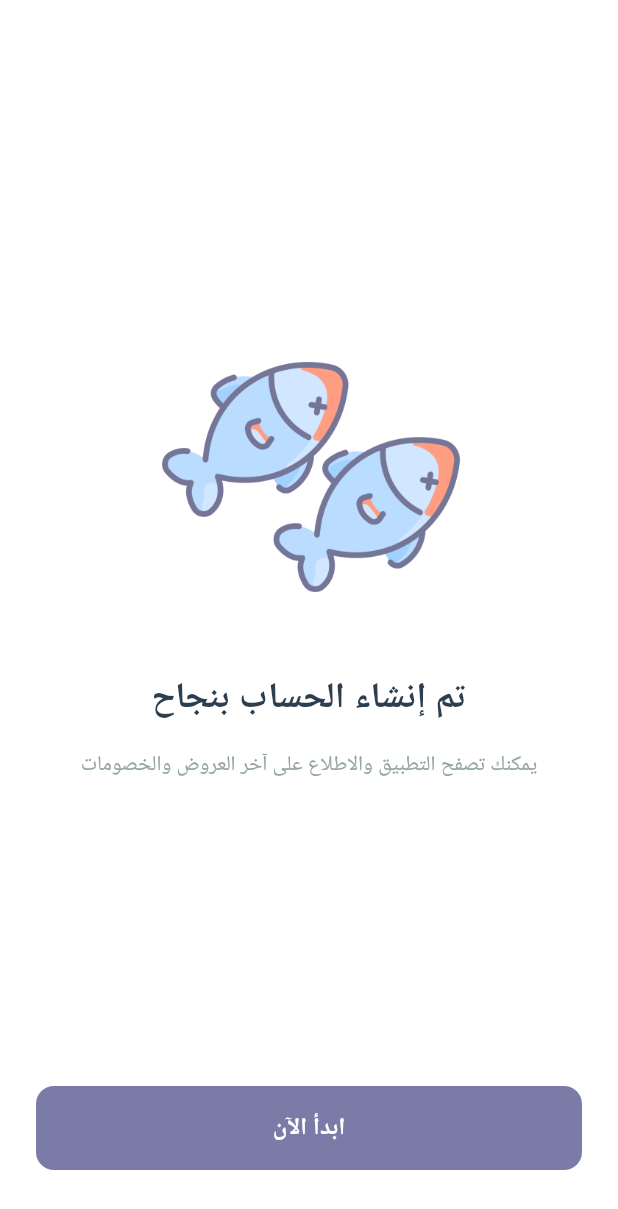
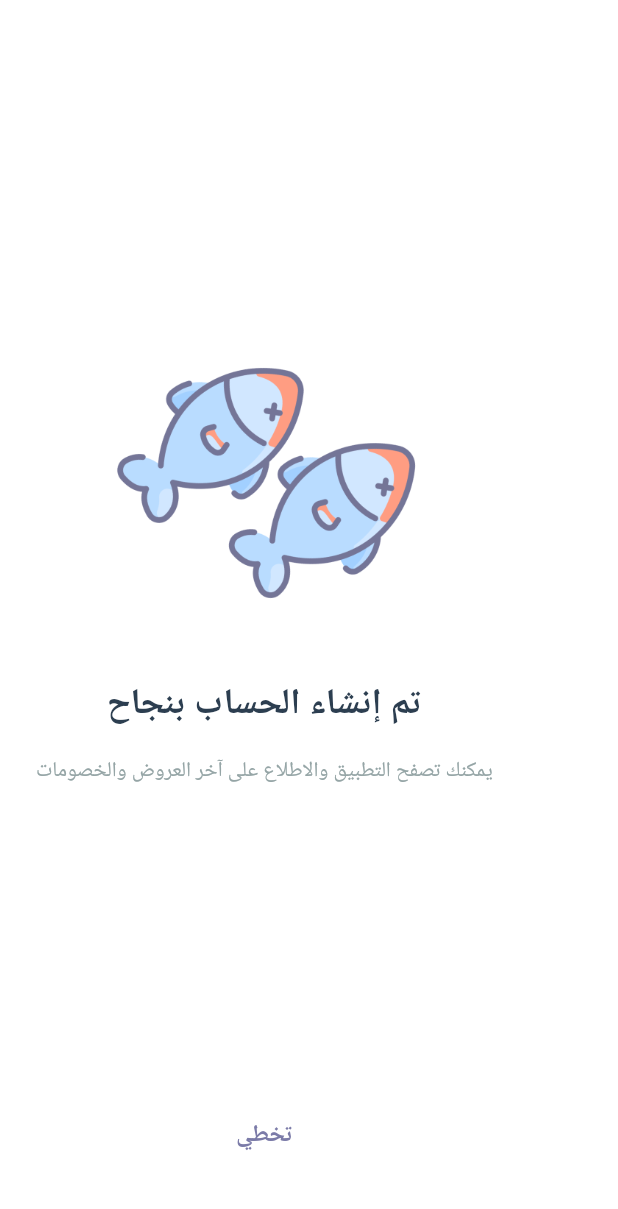
Before and after one commit to AymanAltairi73/rasedak, a Flutter app: the SignupSuccessfulScreen screen opened directly, on a phone screen of 412 x 824 dp. Shown: the top 1209 px of the screen. Run offline on Flutter 3.47's test engine with Material 3 defaults, Android fonts, the phone set to English and light mode, and no system bars; our stand-ins replace shared_preferences; accounts and stored records are empty; Roboto replaces fonts that are missing (Cairo).

Commit message:
add localization support, implement remember me functionality, and improve navigation flow
Added flutter_localizations package with Arabic locale delegates, implemented login persistence using shared_preferences to save and restore user credentials when "remember me" is checked, modified signup success screen to auto-navigate to main screen after 3 seconds with skip button, fixed main screen bottom navigation to prevent unnecessary navigation on home tab, and adjusted product card padding and spacing

```diff
--- a/lib/main.dart
+++ b/lib/main.dart
@@ -1,5 +1,6 @@
 import 'package:flutter/material.dart';
 import 'package:flutter/services.dart';
+import 'package:flutter_localizations/flutter_localizations.dart';
 import 'screens/splash_screen.dart';
 import 'utils/constants.dart';
 
@@ -39,6 +40,11 @@
       supportedLocales: const [
         Locale('ar', 'SA'),
       ],
+      localizationsDelegates: const [
+        GlobalMaterialLocalizations.delegate,
+        GlobalCupertinoLocalizations.delegate,
+        GlobalWidgetsLocalizations.delegate,
+      ],
       home: const SplashScreen(),
     );
   }
--- a/lib/screens/signup_successful_screen.dart
+++ b/lib/screens/signup_successful_screen.dart
@@ -1,6 +1,5 @@
 import 'package:flutter/material.dart';
 import '../utils/constants.dart';
-import '../widgets/custom_button.dart';
 import 'main_screen.dart';
 
 class SignupSuccessfulScreen extends StatefulWidget {
@@ -39,6 +38,13 @@
     );
 
     _animationController.forward();
+
+    // الانتقال التلقائي للشاشة الرئيسية بعد 3 ثوانٍ
+    Future.delayed(const Duration(seconds: 3), () {
+      if (mounted) {
+        _goToMain();
+      }
+    });
   }
 
   @override
@@ -114,10 +120,17 @@
 
                 const Spacer(),
 
-                // زر الذهاب للتطبيق
-                CustomButton(
-                  text: AppStrings.goToApp,
+                // زر تخطي (سيتم الانتقال تلقائياً)
+                TextButton(
                   onPressed: _goToMain,
+                  child: Text(
+                    'تخطي',
+                    style: TextStyle(
+                      fontSize: 16,
+                      color: AppColors.primary,
+                      fontWeight: FontWeight.w600,
+                    ),
+                  ),
                 ),
 
                 const SizedBox(height: 20),
--- a/pubspec.yaml
+++ b/pubspec.yaml
@@ -30,10 +30,13 @@
 dependencies:
   flutter:
     sdk: flutter
+  flutter_localizations:
+    sdk: flutter
 
   # The following adds the Cupertino Icons font to your application.
   # Use with the CupertinoIcons class for iOS style icons.
   cupertino_icons: ^1.0.8
+  shared_preferences: ^2.2.2
 
 dev_dependencies:
   flutter_test:
```
Also changed, not shown: lib/screens/login_screen.dart (+31 -4 lines), lib/screens/main_screen.dart (+7 -2 lines), lib/services/auth_service.dart (+42 -0 lines), pubspec.lock, 1 other file.
